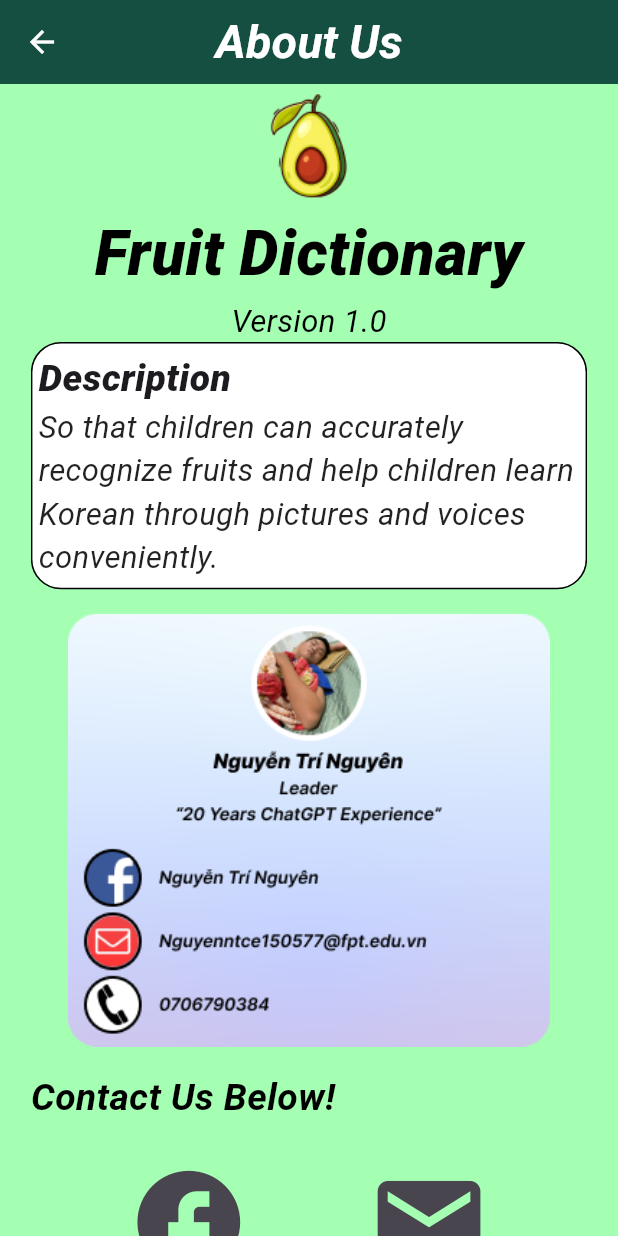
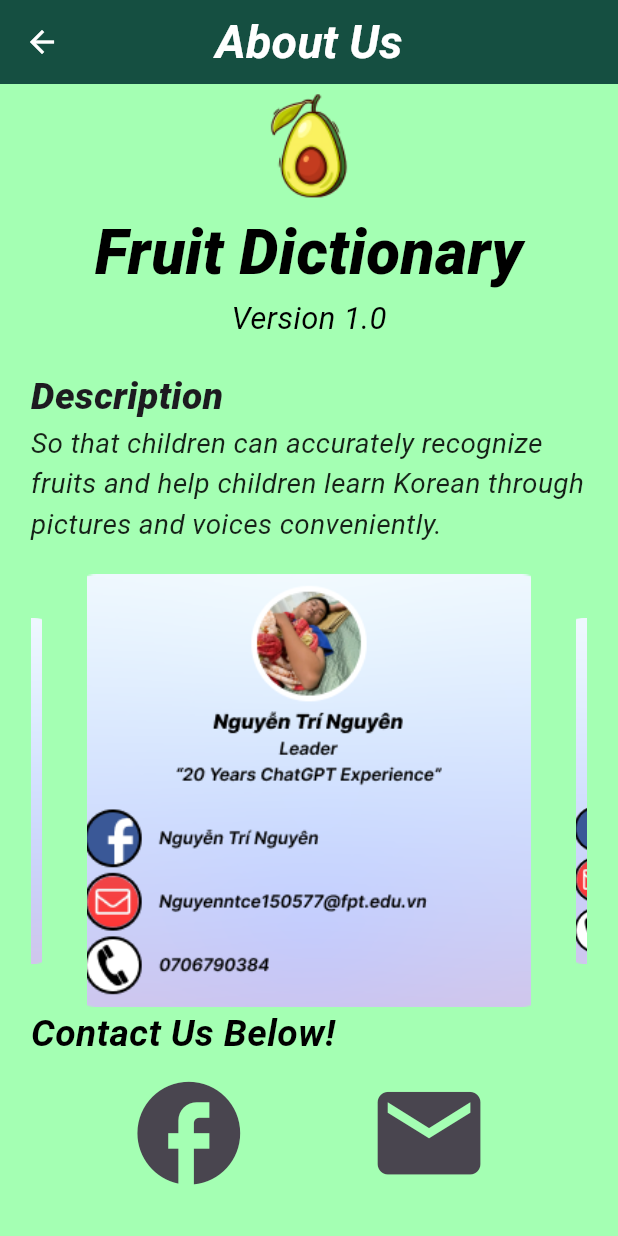
Before and after one commit to nguyenntce/SU24-SEP490-KoreanDictionary-Mobile_app, a Flutter app: the AboutusScreen screen opened directly, on a phone screen of 412 x 824 dp. Run offline on Flutter 3.47's test engine with Material 3 defaults, Android fonts, the phone set to English and light mode, and no system bars; our stand-ins replace audioplayers, camera, country_picker, firebase_auth, firebase_core, firebase_database and 8 more; accounts and stored records are empty; generated files the repository leaves out were written again.

Commit message:
update screen about us

```diff
--- a/lib/page_setting/aboutus_screen.dart
+++ b/lib/page_setting/aboutus_screen.dart
@@ -1,7 +1,34 @@
-// aboutus_screen.dart
 import 'package:flutter/material.dart';
 
-class AboutusScreen extends StatelessWidget {
+class AboutusScreen extends StatefulWidget {
+  @override
+  _AboutusScreenState createState() => _AboutusScreenState();
+}
+
+class _AboutusScreenState extends State<AboutusScreen> {
+  late PageController _pageController;
+  int _currentPage = 1;
+
+  @override
+  void initState() {
+    super.initState();
+    _pageController = PageController(
+      initialPage: _currentPage,
+      viewportFraction: 0.8, // Tỷ lệ của mỗi trang
+    );
+    _pageController.addListener(() {
+      setState(() {
+        _currentPage = _pageController.page!.round();
+      });
+    });
+  }
+
+  @override
+  void dispose() {
+    _pageController.dispose();
+    super.dispose();
+  }
+
   @override
   Widget build(BuildContext context) {
     double screenWidth = MediaQuery.of(context).size.width;
@@ -11,12 +38,13 @@ class AboutusScreen extends StatelessWidget {
     double imageContainerHeight =
         screenHeight * 0.25; // Chiều cao của container chứa hình ảnh
     double tableHeight = screenHeight * 1;
+
     return Scaffold(
-      backgroundColor: Color(0xFFA4FFB3),
+      backgroundColor: const Color(0xFFA4FFB3),
       appBar: AppBar(
-        backgroundColor: Color(0xFF154F41),
+        backgroundColor: const Color(0xFF154F41),
         leading: IconButton(
-          icon: Icon(Icons.arrow_back, color: Colors.white),
+          icon: const Icon(Icons.arrow_back, color: Colors.white),
           onPressed: () {
             Navigator.of(context).pop();
           },
@@ -55,14 +83,14 @@ class AboutusScreen extends StatelessWidget {
                           // Tăng kích thước của hình ảnh lên
                           height: imageSize * 0.6,
                           // Tăng kích thước của hình ảnh lên
-                          decoration: BoxDecoration(
+                          decoration: const BoxDecoration(
                             // Đảm bảo hình ảnh là hình tròn
                             image: DecorationImage(
                               image: AssetImage('assets/avocado.png'),
                               fit: BoxFit.cover,
                             ),
                           ),
-                          padding: EdgeInsets.all(
+                          padding: const EdgeInsets.all(
                               4.0), // Tạo viền bằng cách thêm padding
                         ),
                         Expanded(
@@ -72,7 +100,6 @@ class AboutusScreen extends StatelessWidget {
                       ],
                     ),
                   ),
-                  SizedBox(height: screenHeight * 0.001),
                   Text(
                     'Fruit Dictionary',
                     style: TextStyle(
@@ -82,7 +109,6 @@ class AboutusScreen extends StatelessWidget {
                       fontStyle: FontStyle.italic,
                     ),
                   ),
-                  SizedBox(height: screenHeight * 0.001),
                   Text(
                     'Version 1.0',
                     style: TextStyle(
@@ -95,15 +121,11 @@ class AboutusScreen extends StatelessWidget {
                 ],
               ),
             ),
+            SizedBox(height: screenHeight * 0.02),
             Container(
-              decoration: BoxDecoration(
-                color: Colors.white,
-                borderRadius: BorderRadius.circular(20.0),
-                border: Border.all(color: Colors.black),
-              ),
-              height: tableHeight * 0.2,
+              height: tableHeight * 0.15,
               child: Padding(
-                padding: EdgeInsets.symmetric(horizontal: screenWidth * 0.01),
+                padding: EdgeInsets.symmetric(horizontal: screenWidth * 0.00),
                 child: Column(
                   crossAxisAlignment: CrossAxisAlignment.start,
                   mainAxisAlignment: MainAxisAlignment.center,
@@ -120,7 +142,7 @@ class AboutusScreen extends StatelessWidget {
                     Text(
                       'So that children can accurately recognize fruits and help children learn Korean through pictures and voices conveniently.',
                       style: TextStyle(
-                        fontSize: titleFontSize * 1,
+                        fontSize: titleFontSize * 0.9,
                         fontStyle: FontStyle.italic,
                         color: Colors.black87,
                       ),
@@ -129,17 +151,41 @@ class AboutusScreen extends StatelessWidget {
                 ),
               ),
             ),
-            // SizedBox(height: screenHeight * 000),
+            SizedBox(height: screenHeight * 0.02),
             Container(
-              margin: EdgeInsets.symmetric(vertical: screenHeight * 0.02),
-              alignment: Alignment.center,
-              child: Image.asset(
-                'assets/about_us.png',
-                width: screenWidth * 0.8,
-                height: screenHeight * 0.35,
-                fit: BoxFit.contain,
+              height: screenHeight * 0.35,
+              child: PageView.builder(
+                controller: _pageController,
+                itemCount: 5, // Số lượng hình ảnh
+                itemBuilder: (BuildContext context, int index) {
+                  double scale = 1.0;
+                  if (index == _currentPage) {
+                    scale = 1.0;
+                  } else {
+                    scale = 0.8;
+                  }
+                  return Transform.scale(
+                    scale: scale,
+                    child: Image.asset(
+                      // Danh sách các hình ảnh
+                      index == 0
+                          ? 'assets/about_us.png'
+                          : index == 1
+                              ? 'assets/about_us.png'
+                              : index == 2
+                                  ? 'assets/about_us.png'
+                                  : index == 3
+                                      ? 'assets/about_us.png'
+                                      : 'assets/about_us.png',
+                      width: screenWidth * 0.8,
+                      height: screenHeight * 0.35,
+                      fit: BoxFit.cover,
+                    ),
+                  );
+                },
               ),
             ),
+            SizedBox(height: screenHeight * 0.00),
             Container(
               margin: EdgeInsets.only(
                   top: screenHeight * 0.00, left: screenWidth * 0),
@@ -155,7 +201,7 @@ class AboutusScreen extends StatelessWidget {
               ),
             ),
             Container(
-              margin: EdgeInsets.only(top: screenHeight * 0.02),
+              margin: EdgeInsets.only(top: screenHeight * 0.00),
               alignment: Alignment.center,
               child: Row(
                 mainAxisAlignment: MainAxisAlignment.center,
@@ -166,7 +212,6 @@ class AboutusScreen extends StatelessWidget {
                     onPressed: () {
                       // Xử lý khi nhấn vào biểu tượng Facebook
                       // Chuyển hướng đến đường link Facebook
-                      // Ví dụ: Navigator.pushNamed(context, '/facebook_page');
                     },
                   ),
                   SizedBox(
--- a/lib/pages/pages_menu/vocabulary_screen.dart
+++ b/lib/pages/pages_menu/vocabulary_screen.dart
@@ -1,5 +1,4 @@
 import 'package:flutter/material.dart';
-import 'package:myapp/page_setting/feedback_screen.dart';
 import 'package:myapp/page_setting/feedback_vocabulary_screen.dart';
 import 'package:myapp/pages/pages_menu/page_vocabulary/vocabulary_details_screen.dart';
 import 'package:firebase_database/firebase_database.dart';
```
